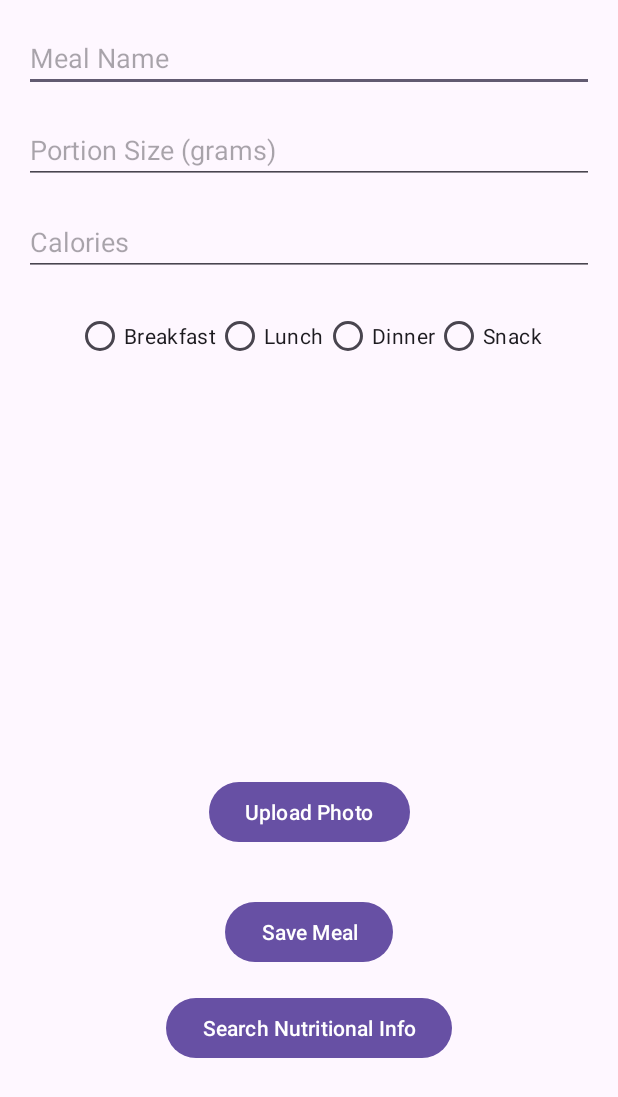
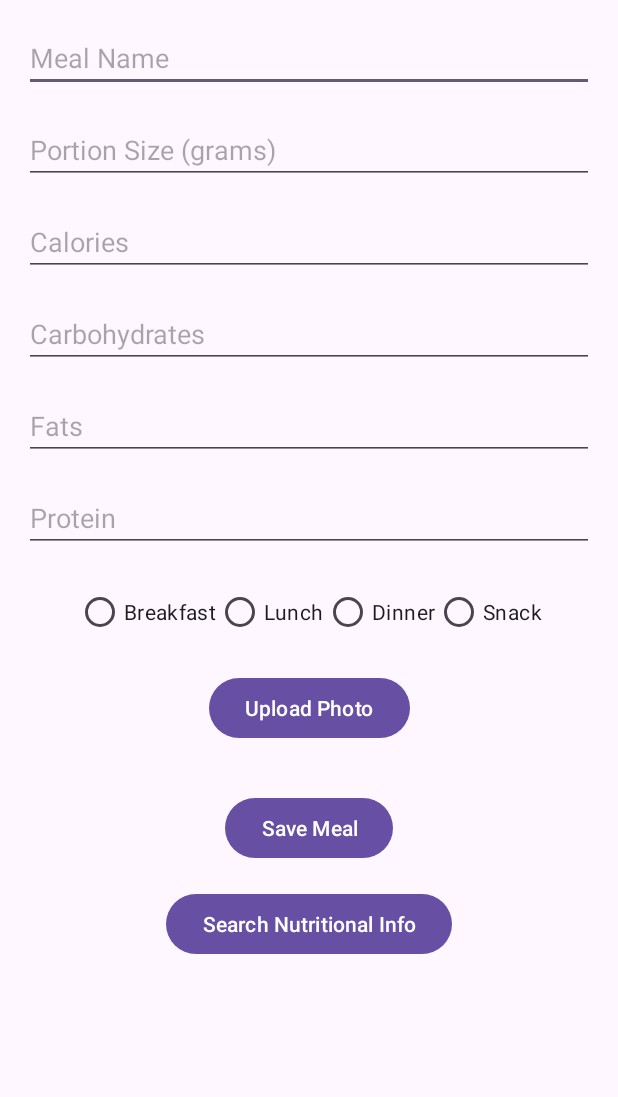
Before and after one commit to Decas78/foodlog, an Android app: the AddMealActivity screen opened directly, with no data from a screen before it, on a phone screen of 412 x 824 dp. Shown: the top 1097 px of the screen. Run offline under Robolectric (Android 15) with nearby library versions, the phone set to English and light mode, and no system bars; pictures from the network do not load.

```diff
--- a/app/src/main/java/com/example/foodlog/api/ApiService.kt
+++ b/app/src/main/java/com/example/foodlog/api/ApiService.kt
@@ -30,7 +30,7 @@ interface ApiService {
 
 // Data class for API response
 data class ApiResponse(
-    val items: List<NutritionalInfo>  // Adjust according to CalorieNinjas response structure
+    val items: List<NutritionalInfo>
 )
 
 // Data class for storing nutritional information retrieved from the API
--- a/app/src/main/java/com/example/foodlog/data/Meal.kt
+++ b/app/src/main/java/com/example/foodlog/data/Meal.kt
@@ -9,6 +9,9 @@ data class Meal(
     val name: String,
     val portionSize: Int,
     val calories: Int,
+    val carbs: Int,
+    val fats: Int,
+    val protein: Int,
     val mealType: String,
     val imageUri: String? // Add this line to store the image URI
 )
--- a/app/src/main/java/com/example/foodlog/data/MealRepository.kt
+++ b/app/src/main/java/com/example/foodlog/data/MealRepository.kt
@@ -39,7 +39,7 @@ class MealRepository private constructor(
         Log.d("MealRepository", "Meal added: $meal")
     }
 
-    // Fetch nutritional information from CaloriaNinjas API
+    // Fetch nutritional information from Calorie Ninjas API
     suspend fun getNutritionalInfo(foodName: String, portionSize: String): NutritionalInfo? {
         return try {
             Log.d("MealRepository", "Fetching nutritional info for: portionSize='$portionSize', foodName='$foodName'")
--- a/app/src/main/res/layout/activity_add_meal.xml
+++ b/app/src/main/res/layout/activity_add_meal.xml
@@ -39,12 +39,48 @@
         app:layout_constraintEnd_toEndOf="parent"
         android:layout_marginTop="16dp" />
 
+    <!-- EditText for Carbs -->
+    <EditText
+        android:id="@+id/etCarbs"
+        android:layout_width="0dp"
+        android:layout_height="wrap_content"
+        android:hint="Carbohydrates"
+        android:inputType="number"
+        app:layout_constraintTop_toBottomOf="@id/etCalories"
+        app:layout_constraintStart_toStartOf="parent"
+        app:layout_constraintEnd_toEndOf="parent"
+        android:layout_marginTop="16dp" />
+
+    <!-- EditText for Fats -->
+    <EditText
+        android:id="@+id/etFats"
+        android:layout_width="0dp"
+        android:layout_height="wrap_content"
+        android:hint="Fats"
+        android:inputType="number"
+        app:layout_constraintTop_toBottomOf="@id/etCarbs"
+        app:layout_constraintStart_toStartOf="parent"
+        app:layout_constraintEnd_toEndOf="parent"
+        android:layout_marginTop="16dp" />
+
+    <!-- EditText for Protein -->
+    <EditText
+        android:id="@+id/etProtein"
+        android:layout_width="0dp"
+        android:layout_height="wrap_content"
+        android:hint="Protein"
+        android:inputType="number"
+        app:layout_constraintTop_toBottomOf="@id/etFats"
+        app:layout_constraintStart_toStartOf="parent"
+        app:layout_constraintEnd_toEndOf="parent"
+        android:layout_marginTop="16dp" />
+
     <!-- RadioGroup for Meal Type -->
     <RadioGroup
         android:id="@+id/rgMealType"
         android:layout_width="wrap_content"
         android:layout_height="wrap_content"
-        app:layout_constraintTop_toBottomOf="@id/etCalories"
+        app:layout_constraintTop_toBottomOf="@id/etProtein"
         app:layout_constraintStart_toStartOf="parent"
         app:layout_constraintEnd_toEndOf="parent"
         android:orientation="horizontal"
@@ -88,6 +124,7 @@
         app:layout_constraintHeight_percent="0.3"
         app:layout_constraintStart_toStartOf="parent"
         app:layout_constraintEnd_toEndOf="parent"
+        android:visibility="gone"
         android:src="@null" />  <!-- Needs to be replaced with real photo TODO -->
         <!-- Image is Initially hidden -->
 
```
Also changed, not shown: app/src/main/java/com/example/foodlog/AddMealActivity.kt (+13 -3 lines), app/src/main/java/com/example/foodlog/MealAdapter.kt (+5 -2 lines), app/src/main/res/layout/item_meal.xml (+33 -3 lines), app/src/main/res/drawable/ic_add_default.png (renamed from app/src/main/res/drawable/ic_add_defualt.png).
